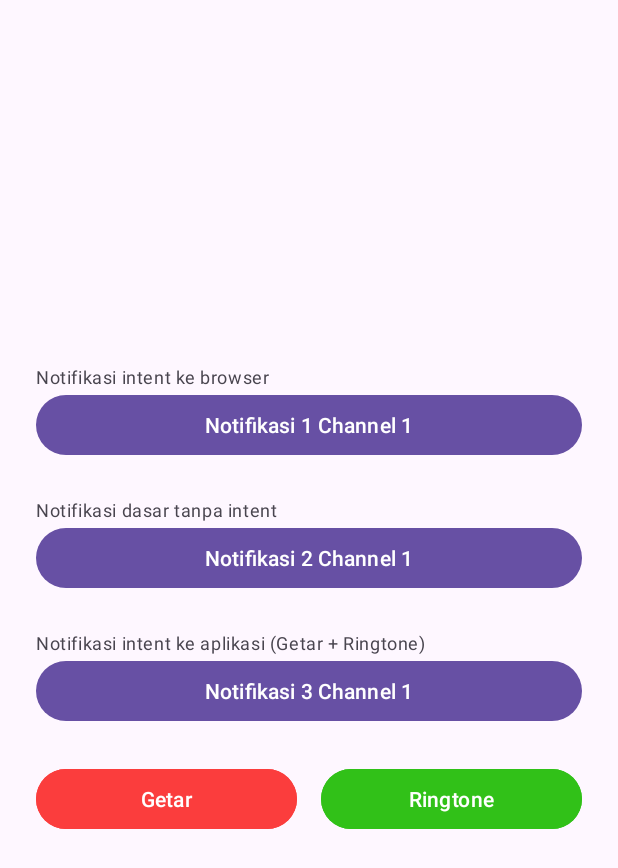
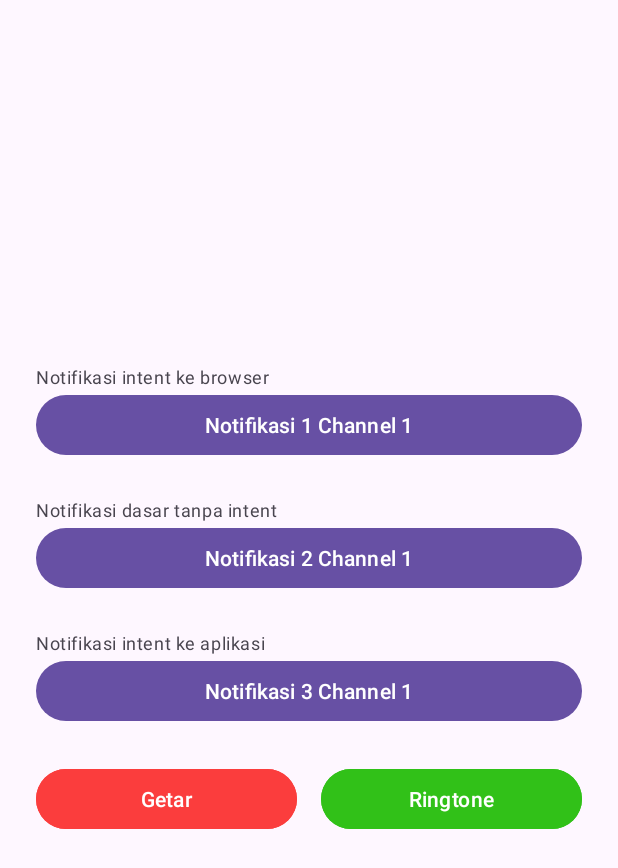
Before and after one commit to diczst/android-native-exercises, an Android app: the NotificationActivity screen opened directly, with no data from a screen before it, on a phone screen of 412 x 824 dp. Shown: the top 868 px of the screen. Run offline under Robolectric (Android 15) with nearby library versions, the phone set to English and light mode, and no system bars.

Commit message:
execises notif

```diff
--- a/Exercises/app/src/main/res/layout/activity_notification.xml
+++ b/Exercises/app/src/main/res/layout/activity_notification.xml
@@ -42,7 +42,7 @@
     <TextView
         android:layout_width="match_parent"
         android:layout_height="wrap_content"
-        android:text="Notifikasi intent ke aplikasi (Getar + Ringtone)"
+        android:text="Notifikasi intent ke aplikasi"
         style="@style/TextAppearance.Material3.BodySmall"
         android:layout_marginTop="24dp"
         android:layout_marginHorizontal="24dp"/>
```
